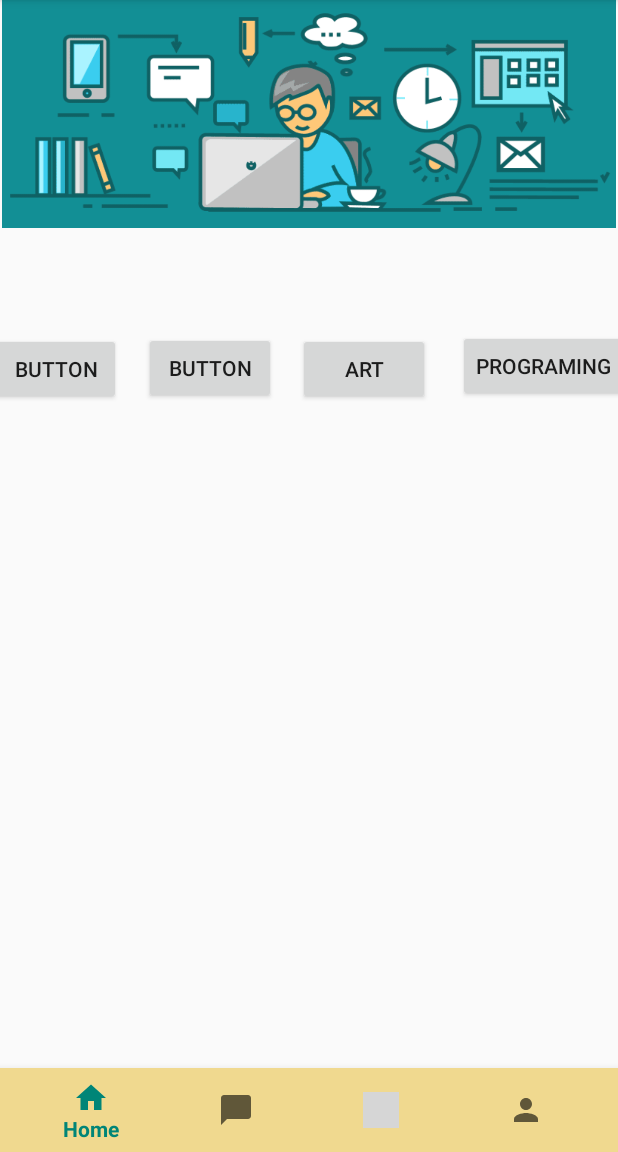
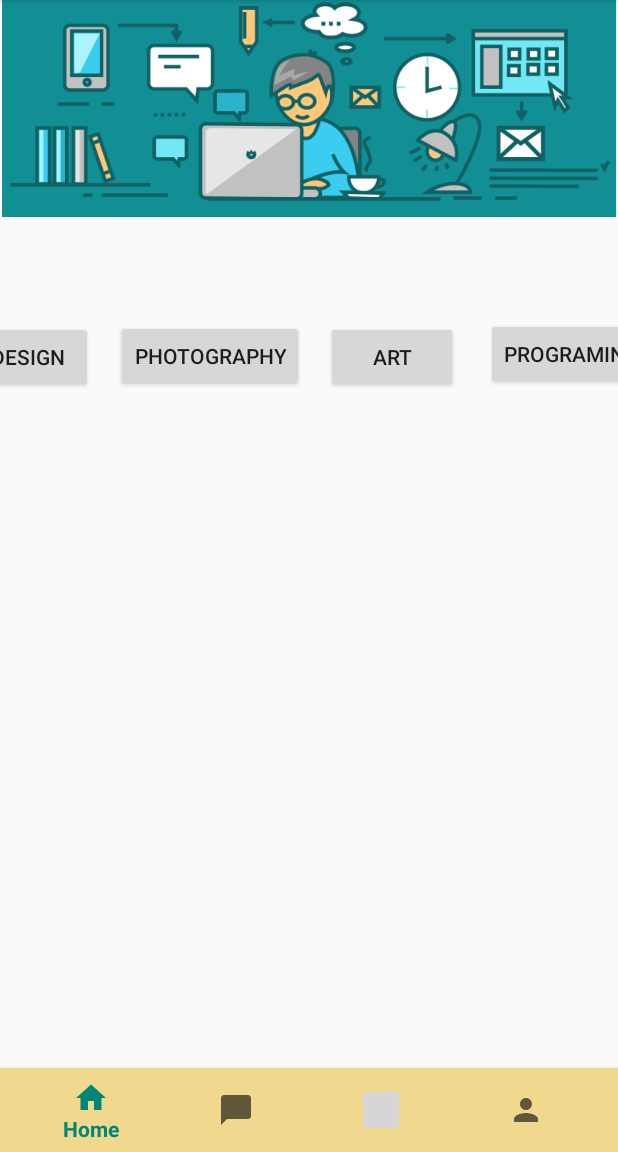
Before and after one commit to comLancer/Comlancer, an Android app: the screen it shows after launch (ControlActivity), on a phone screen of 412 x 824 dp, the part 84-1236 px from its top. Run offline under Robolectric (Android 15) with nearby library versions, the phone set to English and light mode, and no system bars; our stand-ins replace Firebase (no records; nobody signed in at launch, a user with empty details on screens opened directly); pictures from the network do not load; grey boxes are pictures that could not be loaded.

Commit message:
3-2-2020 4:05 PM
*fix login
*fix profile not opining
*logout in personalProfile
*name on feedback
+categoryButton
+add Grid and Liner

```diff
--- a/app/src/main/java/com/example/comlancer/Adapter/UserAdapter.java
+++ b/app/src/main/java/com/example/comlancer/Adapter/UserAdapter.java
@@ -52,6 +52,8 @@ public class UserAdapter extends BaseAdapter {
 
         if (itemView == null) {
             itemView = LayoutInflater.from(mContext).inflate(R.layout.list_item_company_freelancer, viewGroup, false);
+
+
         }
 
         TextView tvName = itemView.findViewById(R.id.tv_name);
@@ -62,7 +64,7 @@ public class UserAdapter extends BaseAdapter {
         tvName.setText(u.getName());
         ratingBar.setRating(u.getAverageRating());
 
-        Glide.with(mContext).load(u.getImageUrl()).placeholder(R.mipmap.ic_launcher).into(ivImg);
+        Glide.with(mContext).load(u.getImageUrl()).placeholder(R.drawable.ic_profile).into(ivImg);
 
 
 
--- a/app/src/main/java/com/example/comlancer/Fragments/EditProfileFragment.java
+++ b/app/src/main/java/com/example/comlancer/Fragments/EditProfileFragment.java
@@ -234,6 +234,7 @@ public class EditProfileFragment extends Fragment {
         intentObj.setType("image/*");
         intentObj.setAction(Intent.ACTION_GET_CONTENT);
         startActivityForResult(Intent.createChooser(intentObj, "Select Picture"), PICK_IMAGE);
+
     }
 
     @Override
--- a/app/src/main/java/com/example/comlancer/Fragments/HomeFragment.java
+++ b/app/src/main/java/com/example/comlancer/Fragments/HomeFragment.java
@@ -2,16 +2,30 @@ package com.example.comlancer.Fragments;
 
 import android.content.Context;
 import android.os.Bundle;
+import android.util.Log;
 import android.view.LayoutInflater;
 import android.view.View;
 import android.view.ViewGroup;
 import android.widget.Button;
+import android.widget.ListView;
 
 import androidx.fragment.app.Fragment;
 
-import com.example.comlancer.Models.SearchListener;
+import com.example.comlancer.Adapter.UserAdapter;
+import com.example.comlancer.Models.MyConstants;
 import com.example.comlancer.Models.User;
 import com.example.comlancer.R;
+import com.google.firebase.database.DataSnapshot;
+import com.google.firebase.database.DatabaseError;
+import com.google.firebase.database.DatabaseReference;
+import com.google.firebase.database.FirebaseDatabase;
+import com.google.firebase.database.Query;
+import com.google.firebase.database.ValueEventListener;
+
+import java.util.ArrayList;
+import java.util.Collections;
+
+import static androidx.constraintlayout.widget.Constraints.TAG;
 
 /**
  * A simple {@link Fragment} subclass.
@@ -30,9 +44,12 @@ public class HomeFragment extends Fragment {
     // TODO: Rename and change types of parameters
     private String mParam1;
     private String mParam2;
-    private SearchListener mSearchListener;
+    DatabaseReference mRef;
     private OnCategoryButttonClick mListener;
-
+    UserAdapter mAdapter;
+    User mUser;
+    private Context mContext;
+    private ArrayList<User> items;
     public HomeFragment() {
         // Required empty public constructor
     }
@@ -67,6 +84,12 @@ public class HomeFragment extends Fragment {
         // Inflate the layout for this fragment
         View parentView = inflater.inflate(R.layout.fragment_home, container, false);
 
+        FirebaseDatabase database = FirebaseDatabase.getInstance();
+        mRef = database.getReference(MyConstants.FB_KEY_CF);
+
+
+
+
         Button btnPrograming = parentView.findViewById(R.id.btn_Programing);
         btnPrograming.setOnClickListener(new View.OnClickListener() {
             @Override
@@ -83,9 +106,75 @@ public class HomeFragment extends Fragment {
             }
         });
 
+        Button btnPhotography = parentView.findViewById(R.id.btn_Photography);
+        btnPrograming.setOnClickListener(new View.OnClickListener() {
+            @Override
+            public void onClick(View v) {
+                onButtonPressed("Photography");
+            }
+        });
+
+        Button btnDesign = parentView.findViewById(R.id.btn_design);
+        btnPrograming.setOnClickListener(new View.OnClickListener() {
+            @Override
+            public void onClick(View v) {
+                onButtonPressed("Design");
+            }
+        });
+
+
+        ListView listView = parentView.findViewById(R.id.list_view);
+
+        mAdapter = new UserAdapter(mContext);
+        readCompaniesFromFirebase();
+        listView.setAdapter(mAdapter);
+
+        // listView.setOnItemClickListener(this);
+
 
         return parentView;
     }
+
+
+    public void readCompaniesFromFirebase() {
+
+        Query query = FirebaseDatabase.getInstance().getReference(MyConstants.FB_KEY_CF).orderByChild("averageRating").limitToFirst(3);
+
+        // Read from the database
+        query.addValueEventListener(new ValueEventListener() {
+
+
+            @Override
+            public void onDataChange(DataSnapshot dataSnapshot) {
+
+                items = new ArrayList<>();
+                items.clear();
+                for (DataSnapshot d : dataSnapshot.getChildren()) {
+                    User value = d.getValue(User.class);
+
+
+                    //////////////////////
+
+
+                    ///////////////////
+                    //  if (value.getRole().equalsIgnoreCase("Company")) {
+                    items.add(value);
+                    //}
+                    // }
+                    Collections.reverse(items);
+                    mAdapter.updateFreelancerCompaniesArrayList(items);
+
+                }
+            }
+
+            @Override
+            public void onCancelled(DatabaseError error) {
+                // Failed to read value
+                Log.w(TAG, "Failed to read value.", error.toException());
+            }
+        });
+    }
+
 
 
     // TODO: Rename method, update argument and hook method into UI event
@@ -95,8 +184,15 @@ public class HomeFragment extends Fragment {
         }
     }
 
+    public void onItemPressed(String category) {
+        if (mListener != null) {
+            mListener.OnClick(category);
+        }
+    }
+
     @Override
     public void onAttach(Context context) {
+        mContext = context;
         super.onAttach(context);
         if (context instanceof OnCategoryButttonClick) {
             mListener = (OnCategoryButttonClick) context;
@@ -111,6 +207,7 @@ public class HomeFragment extends Fragment {
         super.onDetach();
         mListener = null;
     }
+
 
     /**
      * This interface must be implemented by activities that contain this
--- a/app/src/main/java/com/example/comlancer/Fragments/PersonalProfileFragment.java
+++ b/app/src/main/java/com/example/comlancer/Fragments/PersonalProfileFragment.java
@@ -141,8 +141,8 @@ public class PersonalProfileFragment extends Fragment implements MyRecyclerViewA
 
 
                 mAuth.signOut();
-                // startActivity(new Intent(SplashActivity.this, MainActivity.class));
-                //    finish();
+
+                getActivity().finish();
 
             }
         });
--- a/app/src/main/res/layout/fragment_home.xml
+++ b/app/src/main/res/layout/fragment_home.xml
@@ -11,10 +11,11 @@
         android:id="@+id/imageView"
         android:layout_width="0dp"
         android:layout_height="152dp"
-        android:layout_marginBottom="69dp"
+        android:layout_marginBottom="8dp"
         android:src="@drawable/freelance_designer"
-        app:layout_constraintBottom_toTopOf="@+id/button3"
+        app:layout_constraintBottom_toTopOf="@+id/btn_Photography"
         app:layout_constraintEnd_toEndOf="parent"
+        app:layout_constraintHorizontal_bias="0.0"
         app:layout_constraintStart_toStartOf="parent" />
 
     <Button
@@ -30,14 +31,14 @@
         app:layout_constraintTop_toBottomOf="@+id/imageView" />
 
     <Button
-        android:id="@+id/button4"
+        android:id="@+id/btn_design"
         android:layout_width="wrap_content"
         android:layout_height="wrap_content"
         android:layout_marginStart="16dp"
         android:layout_marginTop="70dp"
         android:layout_marginEnd="6dp"
-        android:text="Button"
-        app:layout_constraintEnd_toStartOf="@+id/button3"
+        android:text="Design"
+        app:layout_constraintEnd_toStartOf="@+id/btn_Photography"
         app:layout_constraintStart_toStartOf="parent"
         app:layout_constraintTop_toBottomOf="@+id/imageView" />
 
@@ -50,18 +51,30 @@
         android:layout_marginEnd="9dp"
         android:text="Art"
         app:layout_constraintEnd_toStartOf="@+id/btn_Programing"
-        app:layout_constraintStart_toEndOf="@+id/button3"
+        app:layout_constraintStart_toEndOf="@+id/btn_Photography"
         app:layout_constraintTop_toBottomOf="@+id/imageView" />
 
     <Button
-        android:id="@+id/button3"
+        android:id="@+id/btn_Photography"
         android:layout_width="wrap_content"
         android:layout_height="wrap_content"
         android:layout_marginStart="9dp"
         android:layout_marginTop="69dp"
         android:layout_marginEnd="5dp"
-        android:text="Button"
+        android:text="Photography"
         app:layout_constraintEnd_toStartOf="@+id/btn_art"
-        app:layout_constraintStart_toEndOf="@+id/button4"
+        app:layout_constraintStart_toEndOf="@+id/btn_design"
         app:layout_constraintTop_toBottomOf="@+id/imageView" />
+
+
+    <ListView
+        android:id="@+id/list_view"
+        android:layout_width="0dp"
+        android:layout_height="442dp"
+        android:layout_marginTop="8dp"
+        app:layout_constraintBottom_toBottomOf="parent"
+        app:layout_constraintEnd_toEndOf="parent"
+        app:layout_constraintHorizontal_bias="1.0"
+        app:layout_constraintStart_toStartOf="parent"
+        app:layout_constraintTop_toBottomOf="@+id/btn_design" />
 </androidx.constraintlayout.widget.ConstraintLayout>
--- a/app/src/main/res/layout/fragment_registration.xml
+++ b/app/src/main/res/layout/fragment_registration.xml
@@ -14,14 +14,14 @@
         android:layout_marginEnd="24dp"
         android:layout_marginBottom="24dp"
         android:text="Register"
-        app:layout_constraintBottom_toTopOf="@+id/btn_back_login"
+        app:layout_constraintBottom_toTopOf="@+id/btn_back"
         app:layout_constraintEnd_toEndOf="@+id/et_pass"
         app:layout_constraintHorizontal_bias="1.0"
         android:background="@drawable/roundbutton"
         app:layout_constraintStart_toStartOf="@+id/et_pass" />
 
     <Button
-        android:id="@+id/btn_back_login"
+        android:id="@+id/btn_back"
         android:layout_width="0dp"
         android:layout_height="wrap_content"
         android:layout_marginBottom="244dp"
@@ -95,7 +95,7 @@
         app:layout_constraintEnd_toEndOf="parent"
         app:layout_constraintHorizontal_bias="0.107"
         app:layout_constraintStart_toStartOf="parent"
-        app:layout_constraintTop_toBottomOf="@+id/btn_back_login">
+        app:layout_constraintTop_toBottomOf="@+id/btn_back">
 
         <RadioButton
             android:id="@+id/radio_freelancer"
```
Also changed, not shown: app/src/main/java/com/example/comlancer/Fragments/RegistrationFragment.java (+1 -8 lines), app/src/main/res/layout/fragment_chat.xml (+2 -7 lines), app/src/main/res/layout/fragment_edit_profile.xml (+4 -4 lines).
